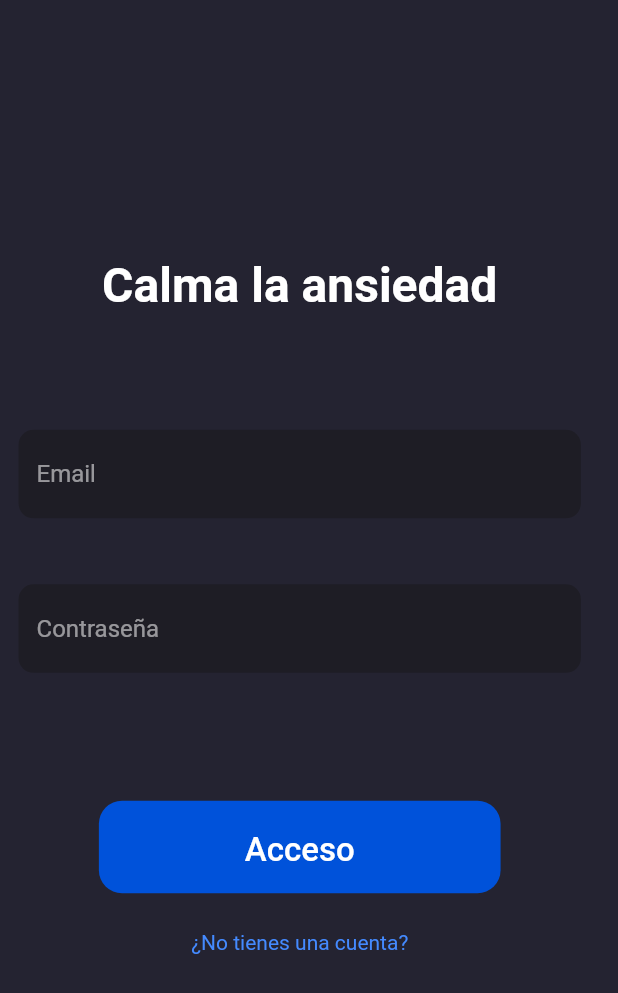
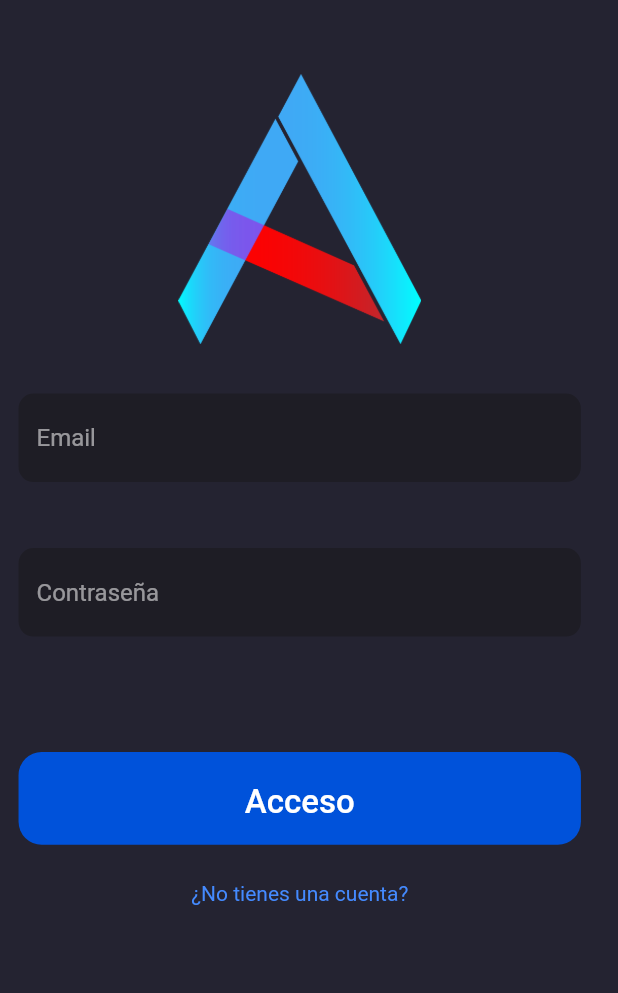
Before and after one commit to ranitaram/calma_la_ansiedad, a Flutter app: the screen it shows after launch, on a phone screen of 412 x 824 dp. Shown: the top 993 px of the screen. Run offline on Flutter 3.47's test engine with Material 2 defaults, Android fonts, the phone set to English and light mode, and no system bars; our stand-ins replace cloud_firestore, dio, file_picker, firebase_auth, firebase_core, firebase_messaging and 9 more; accounts and stored records are empty.

Commit message:
cambios en los archivos de android para empezara subir la app

```diff
--- a/lib/main.dart
+++ b/lib/main.dart
@@ -84,9 +84,9 @@
           debugShowCheckedModeBanner: false,
           title: 'Calma la ansiedad',
           theme: ThemeData(
-            backgroundColor: Color.fromRGBO(36, 35, 49, 1.0),
-            scaffoldBackgroundColor: Color.fromRGBO(36, 35, 49, 1.0),
-            bottomNavigationBarTheme: BottomNavigationBarThemeData(
+            backgroundColor: const Color.fromRGBO(36, 35, 49, 1.0),
+            scaffoldBackgroundColor: const Color.fromRGBO(36, 35, 49, 1.0),
+            bottomNavigationBarTheme: const BottomNavigationBarThemeData(
               backgroundColor: Color.fromRGBO(30, 29, 37, 1.0),
             ),
           ),
--- a/lib/pages/login_page.dart
+++ b/lib/pages/login_page.dart
@@ -50,26 +50,59 @@
           ),
           height: _deviceHeight * 0.98,
           width: _deviceWidth * 0.97,
-        child: Column(
-          mainAxisSize: MainAxisSize.max,
-          mainAxisAlignment: MainAxisAlignment.center,
-          crossAxisAlignment: CrossAxisAlignment.center,
+          child: ListView(
             children: [
-            _pageTitle(),
+              SizedBox(
+                height: _deviceHeight * 0.04,
+              ),
+              Container(
+                height: 180,
+                width: 180,
+                child: const Image(
+                    image: AssetImage('assets/images/ansiedadGrande.png')),
+              ),
+              // _pageTitle(),
               SizedBox(
                 height: _deviceHeight * 0.04,
               ),
               _loginForm(),
               SizedBox(
-              height: _deviceHeight * 0.05,
+                height: _deviceHeight * 0.04,
               ),
               _loginButton(),
               SizedBox(
                 height: _deviceHeight * 0.03,
               ),
-            _registerAccountLink(),
+              Center(
+                child: _registerAccountLink(),
+              )
             ],
-        ),
+          )
+          // Column(
+          //   mainAxisSize: MainAxisSize.max,
+          //   mainAxisAlignment: MainAxisAlignment.center,
+          //   crossAxisAlignment: CrossAxisAlignment.center,
+          //   children: [
+          //     Container(
+          //       height: 180,
+          //       width: 180,
+          //       child: const Image(
+          //           image: AssetImage('assets/images/ansiedadGrande.png')),
+          //     ),
+          //     // _pageTitle(),
+          //     SizedBox(
+          //       height: _deviceHeight * 0.04,
+          //     ),
+          //     _loginForm(),
+          //     SizedBox(
+          //       height: _deviceHeight * 0.04,
+          //     ),
+          //     _loginButton(),
+          //     SizedBox(
+          //       height: _deviceHeight * 0.03,
+          //     ),
+          //     _registerAccountLink(),
+          //   ],
           ),
     );
   }
--- a/lib/pages/splash_page.dart
+++ b/lib/pages/splash_page.dart
@@ -1,4 +1,3 @@
-import 'package:calmar_la_ansiedad/app/ui/pages/splash/splash_controller.dart';
 import 'package:flutter/material.dart';
 
 //Packages
@@ -31,7 +30,7 @@
   @override
   void initState() {
     super.initState();
-    Future.delayed(Duration(seconds: 1)).then(
+    Future.delayed(const Duration(seconds: 1)).then(
       (_) {
         _setup().then(
           (_) => widget.onInitializationComplete(),
@@ -45,18 +44,18 @@
     return MaterialApp(
       title: 'Calma la ansiedad',
       theme: ThemeData(
-        backgroundColor: Color.fromRGBO(36, 35, 49, 1.0),
-        scaffoldBackgroundColor: Color.fromRGBO(36, 35, 49, 1.0),
+        backgroundColor: const Color.fromRGBO(36, 35, 49, 1.0),
+        scaffoldBackgroundColor: const Color.fromRGBO(36, 35, 49, 1.0),
       ),
       home: Scaffold(
         body: Center(
           child: Container(
             height: 200,
             width: 200,
-            decoration: BoxDecoration(
+            decoration: const BoxDecoration(
               image: DecorationImage(
                 fit: BoxFit.contain,
-                image: AssetImage('assets/images/logo.png'),
+                image: AssetImage('assets/images/ansiedadGrande.png'),
               ),
             ),
           ),
```
Also changed, not shown: assets/images/ansiedadGrande.png (added), 3 other files. Lines whose indentation alone changed are shown as unchanged.
